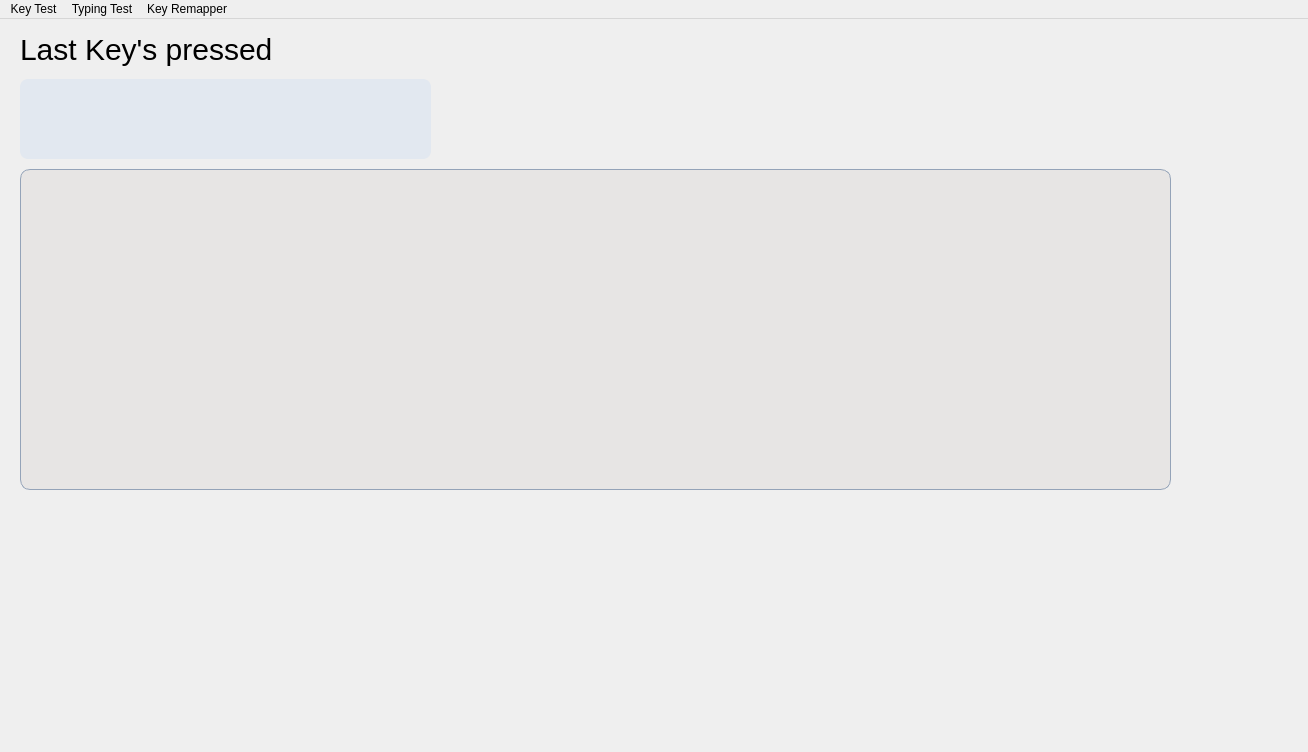
ItzBlinkzy/KeyScan, file KeyScan.ui: the form before one commit.
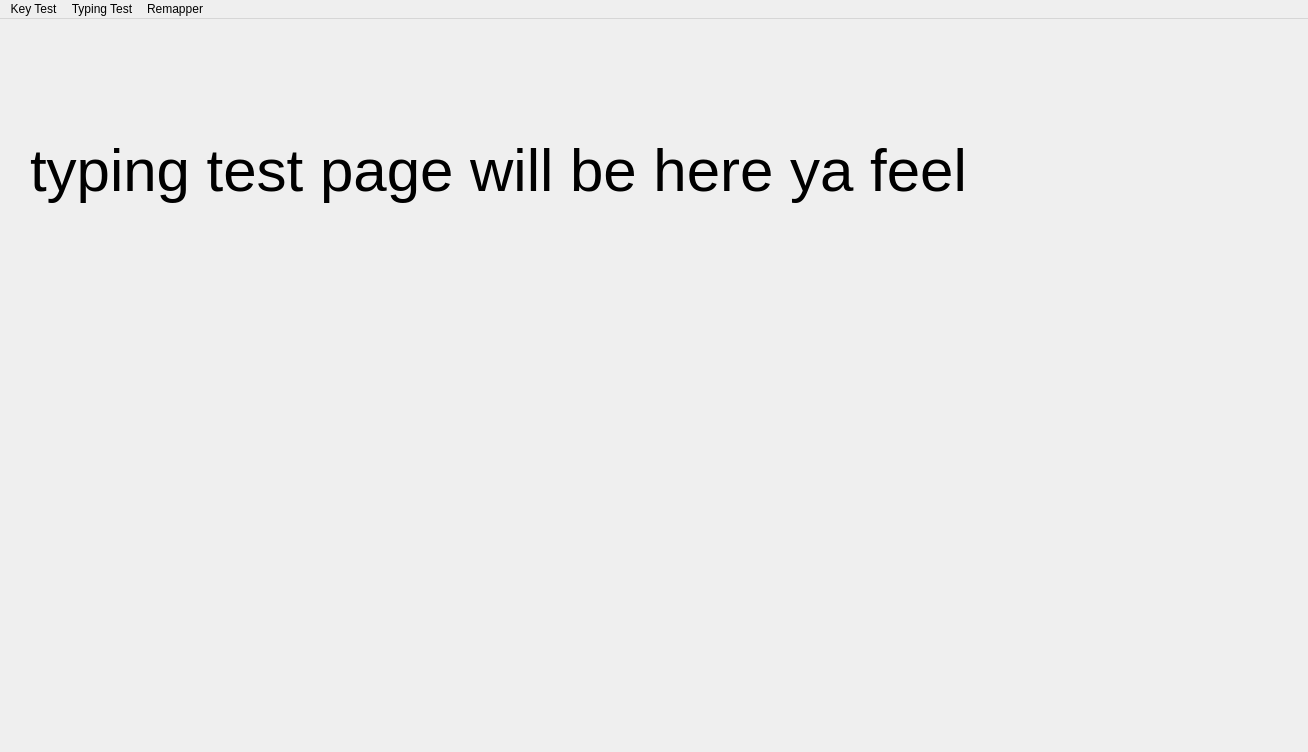
The form after the commit. The open tabs and pages were chosen to show the change.

Commit message: can now switch between pages with menubar (using stackedwidgets)/

Diff of the .ui file:
```diff
--- a/KeyScan.ui
+++ b/KeyScan.ui
@@ -29,10 +29,71 @@
    <property name="layoutDirection">
     <enum>Qt::LayoutDirection::LeftToRight</enum>
    </property>
+   <widget class="QStackedWidget" name="stackedWidget">
+    <property name="geometry">
+     <rect>
+      <x>0</x>
+      <y>0</y>
+      <width>1251</width>
+      <height>731</height>
+     </rect>
+    </property>
+    <property name="currentIndex">
+     <number>1</number>
+    </property>
+    <widget class="QWidget" name="standard_typing_test_widget">
+     <widget class="QWidget" name="typing_test_container" native="true">
+      <property name="geometry">
+       <rect>
+        <x>0</x>
+        <y>0</y>
+        <width>1251</width>
+        <height>731</height>
+       </rect>
+      </property>
+      <widget class="QLabel" name="label">
+       <property name="geometry">
+        <rect>
+         <x>30</x>
+         <y>10</y>
+         <width>1161</width>
+         <height>281</height>
+        </rect>
+       </property>
+       <property name="styleSheet">
+        <string notr="true">* {
+font-size: 60px;
+}</string>
+       </property>
+       <property name="text">
+        <string>typing test page will be here ya feel</string>
+       </property>
+      </widget>
+     </widget>
+    </widget>
+    <widget class="QWidget" name="key_test_widget">
+     <widget class="QLabel" name="recent_key_text">
+      <property name="geometry">
+       <rect>
+        <x>10</x>
+        <y>10</y>
+        <width>251</width>
+        <height>41</height>
+       </rect>
+      </property>
+      <property name="styleSheet">
+       <string notr="true">#recent_key_text {
+font-size: 30px;
+}</string>
+      </property>
+      <property name="text">
+       <string>Last Key's pressed</string>
+      </property>
+     </widget>
    <widget class="QWidget" name="KeyboardContainer" native="true">
     <property name="geometry">
      <rect>
-      <x>20</x>
+        <x>10</x>
       <y>150</y>
       <width>1151</width>
       <height>321</height>
@@ -193,7 +254,7 @@
    <widget class="QWidget" name="RecentKeyContainer" native="true">
     <property name="geometry">
      <rect>
-      <x>20</x>
+        <x>10</x>
       <y>60</y>
       <width>411</width>
       <height>80</height>
@@ -232,23 +293,7 @@
      </layout>
     </widget>
    </widget>
-   <widget class="QLabel" name="recent_key_text">
-    <property name="geometry">
-     <rect>
-      <x>20</x>
-      <y>10</y>
-      <width>251</width>
-      <height>41</height>
-     </rect>
-    </property>
-    <property name="styleSheet">
-     <string notr="true">#recent_key_text {
-font-size: 30px;
-}</string>
-    </property>
-    <property name="text">
-     <string>Last Key's pressed</string>
-    </property>
+    </widget>
    </widget>
   </widget>
   <widget class="QMenuBar" name="menuBar">
@@ -260,25 +305,25 @@
      <height>21</height>
     </rect>
    </property>
-   <widget class="QMenu" name="menuTyping_Test">
+   <widget class="QMenu" name="menu_typing_test">
     <property name="title">
      <string>Typing Test</string>
     </property>
    </widget>
-   <widget class="QMenu" name="menuKey_Remapper">
+   <widget class="QMenu" name="menu_key_remapper">
     <property name="title">
-     <string>Key Remapper</string>
+     <string>Remapper</string>
     </property>
     <addaction name="separator"/>
    </widget>
-   <widget class="QMenu" name="menuKey_Test">
+   <widget class="QMenu" name="menu_key_test">
     <property name="title">
      <string>Key Test</string>
     </property>
    </widget>
-   <addaction name="menuKey_Test"/>
-   <addaction name="menuTyping_Test"/>
-   <addaction name="menuKey_Remapper"/>
+   <addaction name="menu_key_test"/>
+   <addaction name="menu_typing_test"/>
+   <addaction name="menu_key_remapper"/>
   </widget>
  </widget>
  <layoutdefault spacing="6" margin="11"/>
```
Left out of the diff: 20 changed lines with no effect on the pictures. Lines whose indentation alone changed are shown as unchanged. The commit also changes 2 other files.
